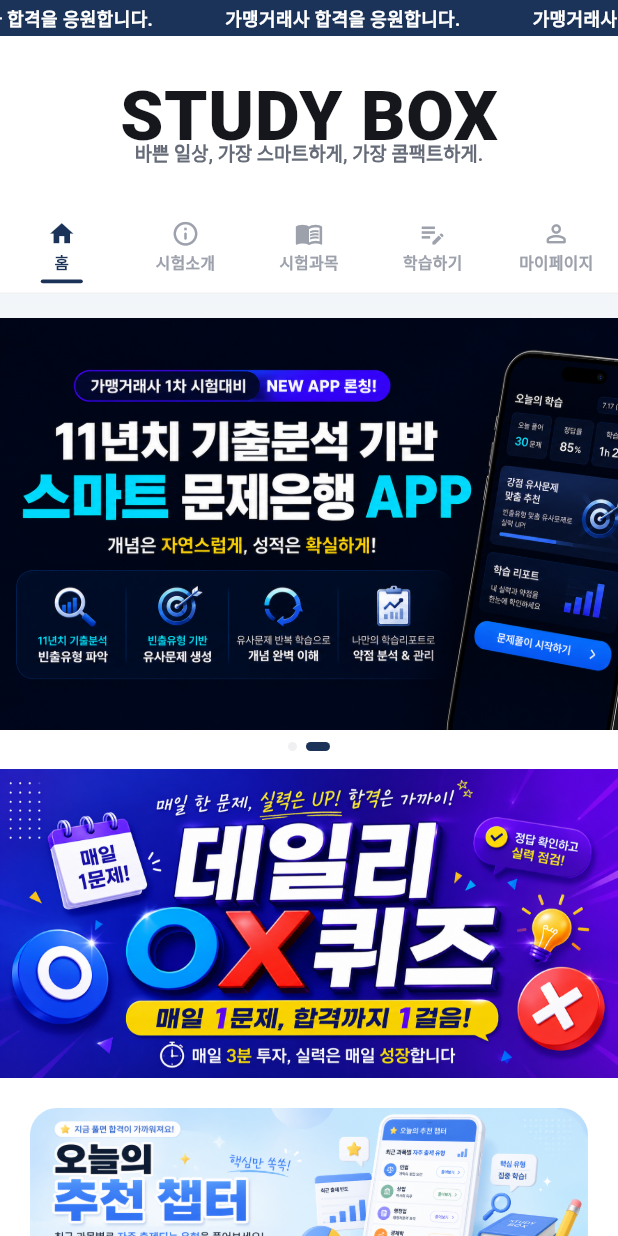
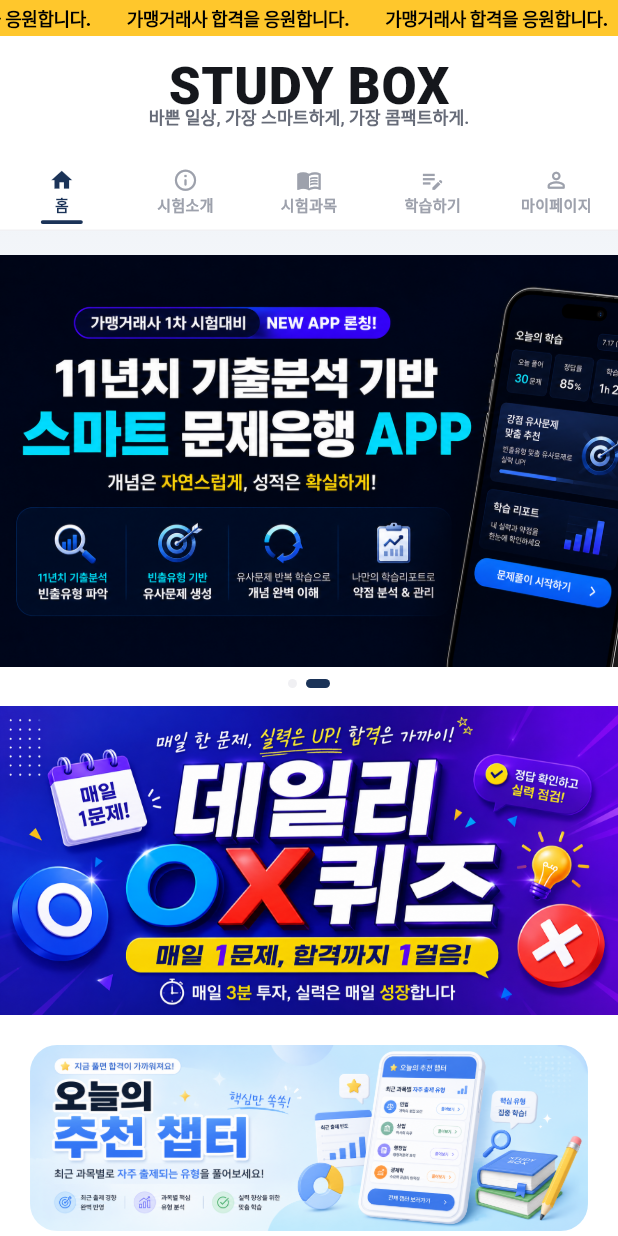
Before and after one commit to chj927il-arch/gamyeong-exam, a Flutter app: the screen it shows after launch, on a phone screen of 412 x 824 dp. Run offline on Flutter 3.47's test engine with Material 3 defaults, Android fonts, the phone set to English and light mode, and no system bars; our stand-ins replace google_fonts.

Commit message:
Shrink header height, restyle encourage bar to yellow/black
- Title bar and top nav trimmed (116->84, 56->46) with smaller
  STUDY BOX wordmark/nav icons to reduce the header's overall height
- Encourage marquee bar switched to vivid yellow with black text,
  tighter letter-spacing and a smaller gap between repeats so more
  of the message is visible scrolling by at once

```diff
--- a/app/lib/screens/root_screen.dart
+++ b/app/lib/screens/root_screen.dart
@@ -10,7 +10,7 @@
 import 'study_screen.dart';
 
 const double _kEncourageBarHeight = 24;
-const double _kTopNavHeight = 56;
+const double _kTopNavHeight = 46;
 const int _kTabCount = 5;
 
 class _NavItem {
@@ -66,7 +66,7 @@
 
   @override
   Widget build(BuildContext context) {
-    const titleBarHeight = 116.0;
+    const titleBarHeight = 84.0;
     final showEncourage = _tabIndex == 0;
 
     return Scaffold(
@@ -81,24 +81,24 @@
               AppBar(
                 toolbarHeight: titleBarHeight,
                 title: Padding(
-                  padding: const EdgeInsets.only(top: 16),
+                  padding: const EdgeInsets.only(top: 4),
                   child: Column(
                   mainAxisSize: MainAxisSize.min,
                   children: [
                     Text(
                       'STUDY BOX',
                       style: GoogleFonts.blackHanSans(
-                        fontSize: 46,
+                        fontSize: 34,
                         color: AppColors.textPrimary,
                         letterSpacing: 0.5,
                         height: 0.95,
                       ),
                     ),
                     Transform.translate(
-                      offset: const Offset(0, -10),
+                      offset: const Offset(0, -6),
                       child: const Text(
                         '바쁜 일상, 가장 스마트하게, 가장 콤팩트하게.',
-                        style: TextStyle(fontWeight: FontWeight.w600, fontSize: 12.5, color: AppColors.textSecondary),
+                        style: TextStyle(fontWeight: FontWeight.w600, fontSize: 11.5, color: AppColors.textSecondary),
                       ),
                     ),
                   ],
@@ -156,17 +156,17 @@
                 child: Column(
                   mainAxisAlignment: MainAxisAlignment.center,
                   children: [
-                    Icon(selected ? item.selectedIcon : item.icon, size: 19, color: color),
-                    const SizedBox(height: 2),
+                    Icon(selected ? item.selectedIcon : item.icon, size: 17, color: color),
+                    const SizedBox(height: 1),
                     Text(
                       item.label,
                       style: TextStyle(
-                        fontSize: 10.5,
+                        fontSize: 10,
                         fontWeight: selected ? FontWeight.w800 : FontWeight.w600,
                         color: color,
                       ),
                     ),
-                    const SizedBox(height: 4),
+                    const SizedBox(height: 3),
                     Container(
                       height: 2.5,
                       width: 28,
@@ -195,11 +195,12 @@
     return Container(
       width: double.infinity,
       height: _kEncourageBarHeight,
-      color: AppColors.primary,
+      color: const Color(0xFFFFC72C),
       child: const MarqueeText(
         text: '가맹거래사 합격을 응원합니다.',
-        style: TextStyle(color: Colors.white, fontSize: 12, fontWeight: FontWeight.w700),
+        style: TextStyle(color: Colors.black, fontSize: 12, fontWeight: FontWeight.w800, letterSpacing: -0.3),
         height: _kEncourageBarHeight,
+        gap: 24,
       ),
     );
   }
```
